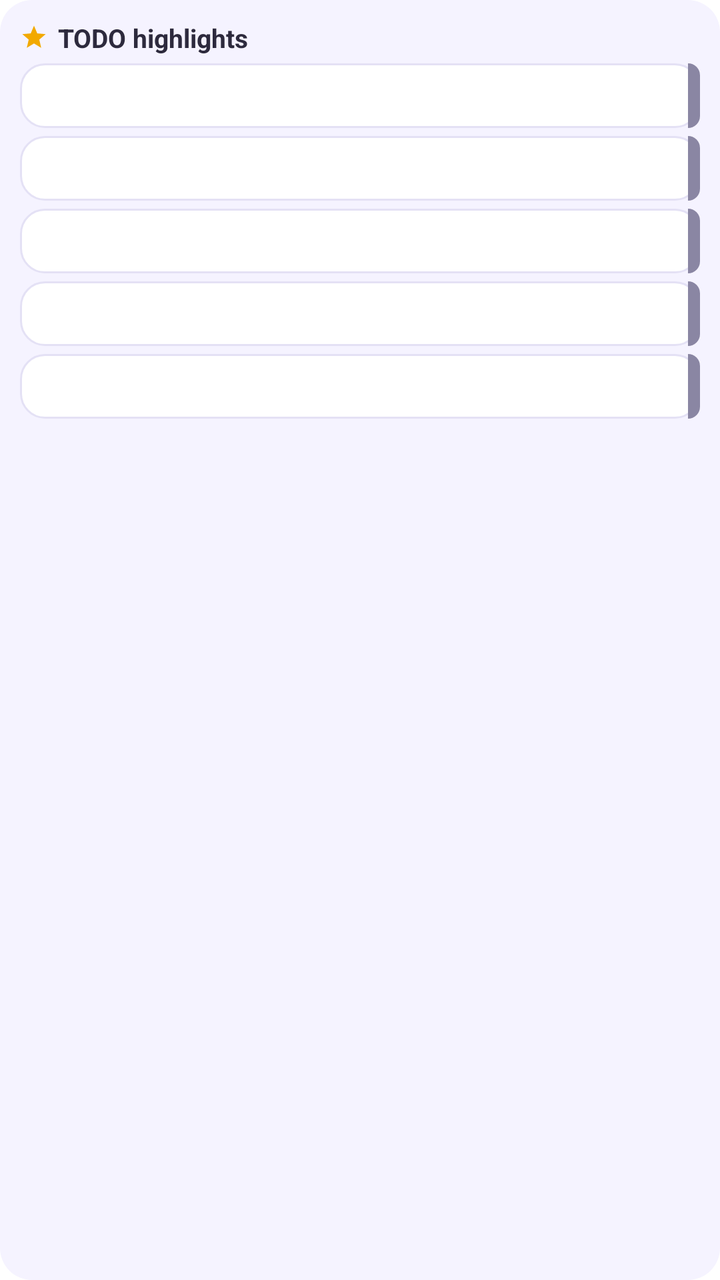
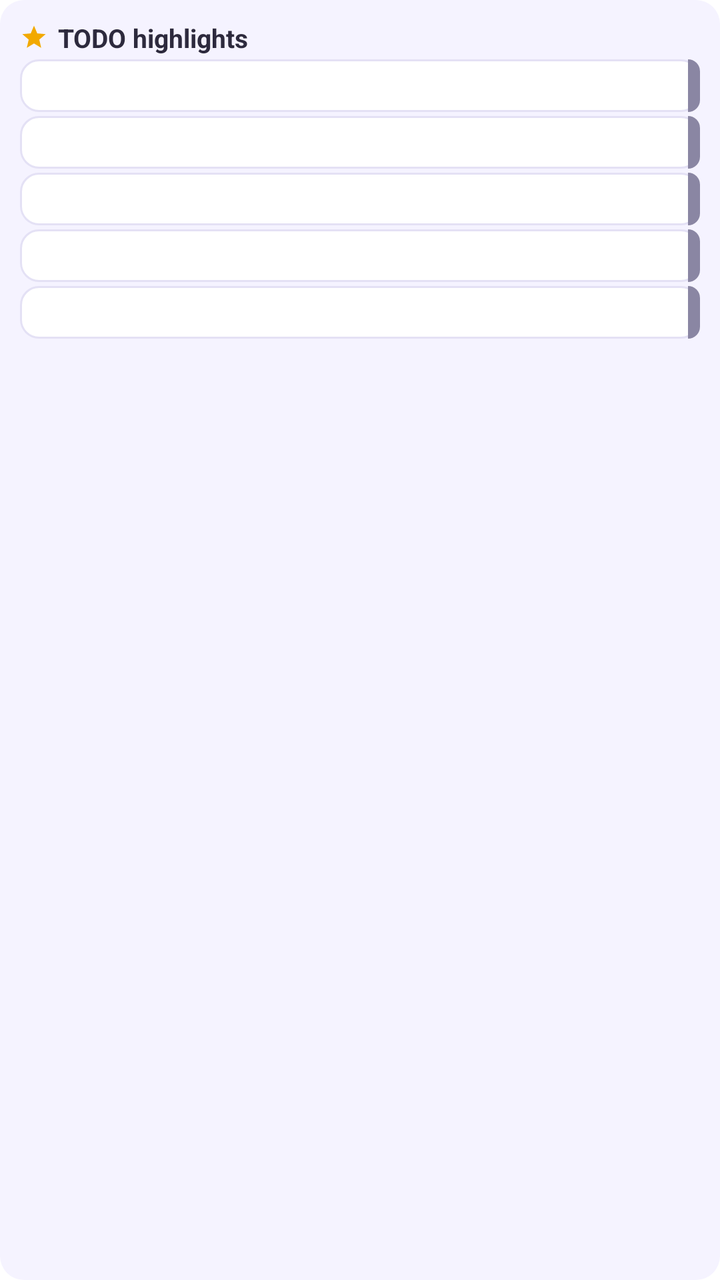

An Android layout rendered at two revisions. The XML below is the earlier revision; the diff shows what the commit changed to produce the second picture.
<!-- AndroidManifest.xml: fallback theme Theme.MaterialComponents.DayNight.NoActionBar -->
<!-- res/layout/todo_widget.xml -->
<?xml version="1.0" encoding="utf-8"?>
<LinearLayout xmlns:android="http://schemas.android.com/apk/res/android"
    android:id="@+id/widget_root"
    android:layout_width="match_parent"
    android:layout_height="match_parent"
    android:orientation="vertical"
    android:padding="10dp"
    android:background="@drawable/todo_widget_bg">

    <LinearLayout
        android:layout_width="match_parent"
        android:layout_height="wrap_content"
        android:orientation="horizontal"
        android:gravity="center_vertical">

        <ImageView
            android:layout_width="14dp"
            android:layout_height="14dp"
            android:src="@drawable/todo_widget_star"
            android:contentDescription="@null" />

        <TextView
            android:id="@+id/widget_title"
            android:layout_width="wrap_content"
            android:layout_height="wrap_content"
            android:layout_marginStart="5dp"
            android:text="@string/todo_widget_title"
            android:textColor="#2D2A3D"
            android:textSize="13sp"
            android:textStyle="bold" />
    </LinearLayout>

    
    <FrameLayout android:id="@+id/rowwrap0" style="@style/TodoWidgetRowWrap">
        <TextView android:id="@+id/row0" style="@style/TodoWidgetRowText" />
        <ImageView android:id="@+id/stripe0" style="@style/TodoWidgetStripe" android:contentDescription="@null" />
    </FrameLayout>
    <FrameLayout android:id="@+id/rowwrap1" style="@style/TodoWidgetRowWrap">
        <TextView android:id="@+id/row1" style="@style/TodoWidgetRowText" />
        <ImageView android:id="@+id/stripe1" style="@style/TodoWidgetStripe" android:contentDescription="@null" />
    </FrameLayout>
    <FrameLayout android:id="@+id/rowwrap2" style="@style/TodoWidgetRowWrap">
        <TextView android:id="@+id/row2" style="@style/TodoWidgetRowText" />
        <ImageView android:id="@+id/stripe2" style="@style/TodoWidgetStripe" android:contentDescription="@null" />
    </FrameLayout>
    <FrameLayout android:id="@+id/rowwrap3" style="@style/TodoWidgetRowWrap">
        <TextView android:id="@+id/row3" style="@style/TodoWidgetRowText" />
        <ImageView android:id="@+id/stripe3" style="@style/TodoWidgetStripe" android:contentDescription="@null" />
    </FrameLayout>
    <FrameLayout android:id="@+id/rowwrap4" style="@style/TodoWidgetRowWrap">
        <TextView android:id="@+id/row4" style="@style/TodoWidgetRowText" />
        <ImageView android:id="@+id/stripe4" style="@style/TodoWidgetStripe" android:contentDescription="@null" />
    </FrameLayout>

    <TextView
        android:id="@+id/widget_empty"
        android:layout_width="match_parent"
        android:layout_height="wrap_content"
        android:layout_marginTop="4dp"
        android:text="@string/todo_widget_empty"
        android:textColor="#8A86A3"
        android:textSize="12sp"
        android:visibility="gone" />
</LinearLayout>
<!-- resources referenced by this layout -->
<resources>
  <!-- drawable todo_widget_bg (drawable) -->
  <?xml version="1.0" encoding="utf-8"?>
  <shape xmlns:android="http://schemas.android.com/apk/res/android"
      android:shape="rectangle">
      <solid android:color="#F5F3FF" />
      <corners android:radius="16dp" />
  </shape>
  <!-- drawable todo_widget_star (drawable) -->
  <?xml version="1.0" encoding="utf-8"?>
  <vector xmlns:android="http://schemas.android.com/apk/res/android"
      android:width="14dp"
      android:height="14dp"
      android:viewportWidth="24"
      android:viewportHeight="24"
      android:tint="#F2A900">
      <path
          android:fillColor="#FF000000"
          android:pathData="M12,17.27L18.18,21l-1.64,-7.03L22,9.24l-7.19,-0.61L12,2 9.19,8.63 2,9.24l5.46,4.73L5.82,21z" />
  </vector>
  <string name="todo_widget_empty">No tasks highlighted</string>
  <string name="todo_widget_title">TODO highlights</string>
  <style name="TodoWidgetRowText">
          <item name="android:layout_width">match_parent</item>
          <item name="android:layout_height">wrap_content</item>
          <item name="android:background">@drawable/todo_widget_row_bg</item>
          <item name="android:paddingStart">10dp</item>
          <item name="android:paddingEnd">16dp</item>
          <item name="android:paddingTop">8dp</item>
          <item name="android:paddingBottom">8dp</item>
          <item name="android:maxLines">1</item>
          <item name="android:ellipsize">end</item>
          <item name="android:textColor">#2D2A3D</item>
          <item name="android:textSize">12sp</item>
      </style>
  <style name="TodoWidgetRowWrap">
          <item name="android:layout_width">match_parent</item>
          <item name="android:layout_height">wrap_content</item>
          <item name="android:layout_marginTop">4dp</item>
      </style>
  <style name="TodoWidgetStripe">
          <item name="android:layout_width">6dp</item>
          <item name="android:layout_height">match_parent</item>
          <item name="android:layout_gravity">right</item>
          <item name="android:background">@drawable/todo_widget_stripe</item>
      </style>
  <!-- drawable todo_widget_row_bg (drawable) -->
  <?xml version="1.0" encoding="utf-8"?>
  <shape xmlns:android="http://schemas.android.com/apk/res/android"
      android:shape="rectangle">
      <solid android:color="#FFFFFF" />
      <corners android:radius="12dp" />
      <stroke android:width="1dp" android:color="#E4E1F5" />
  </shape>
  <!-- drawable todo_widget_stripe (drawable) -->
  <?xml version="1.0" encoding="utf-8"?>
  <shape xmlns:android="http://schemas.android.com/apk/res/android"
      android:shape="rectangle">
      <solid android:color="#8A86A3" />
      <corners
          android:topRightRadius="12dp"
          android:bottomRightRadius="12dp" />
  </shape>
</resources>

<!-- the commit's change to res/layout/todo_widget.xml (unified diff, before → after) -->
@@ -33,23 +33,23 @@
     
     <FrameLayout android:id="@+id/rowwrap0" style="@style/TodoWidgetRowWrap">
         <TextView android:id="@+id/row0" style="@style/TodoWidgetRowText" />
-        <ImageView android:id="@+id/stripe0" style="@style/TodoWidgetStripe" android:contentDescription="@null" />
+        <ImageView android:id="@+id/stripe0" style="@style/TodoWidgetStripe" android:src="@drawable/todo_widget_stripe" android:scaleType="fitXY" android:contentDescription="@null" />
     </FrameLayout>
     <FrameLayout android:id="@+id/rowwrap1" style="@style/TodoWidgetRowWrap">
         <TextView android:id="@+id/row1" style="@style/TodoWidgetRowText" />
-        <ImageView android:id="@+id/stripe1" style="@style/TodoWidgetStripe" android:contentDescription="@null" />
+        <ImageView android:id="@+id/stripe1" style="@style/TodoWidgetStripe" android:src="@drawable/todo_widget_stripe" android:scaleType="fitXY" android:contentDescription="@null" />
     </FrameLayout>
     <FrameLayout android:id="@+id/rowwrap2" style="@style/TodoWidgetRowWrap">
         <TextView android:id="@+id/row2" style="@style/TodoWidgetRowText" />
-        <ImageView android:id="@+id/stripe2" style="@style/TodoWidgetStripe" android:contentDescription="@null" />
+        <ImageView android:id="@+id/stripe2" style="@style/TodoWidgetStripe" android:src="@drawable/todo_widget_stripe" android:scaleType="fitXY" android:contentDescription="@null" />
     </FrameLayout>
     <FrameLayout android:id="@+id/rowwrap3" style="@style/TodoWidgetRowWrap">
         <TextView android:id="@+id/row3" style="@style/TodoWidgetRowText" />
-        <ImageView android:id="@+id/stripe3" style="@style/TodoWidgetStripe" android:contentDescription="@null" />
+        <ImageView android:id="@+id/stripe3" style="@style/TodoWidgetStripe" android:src="@drawable/todo_widget_stripe" android:scaleType="fitXY" android:contentDescription="@null" />
     </FrameLayout>
     <FrameLayout android:id="@+id/rowwrap4" style="@style/TodoWidgetRowWrap">
         <TextView android:id="@+id/row4" style="@style/TodoWidgetRowText" />
-        <ImageView android:id="@+id/stripe4" style="@style/TodoWidgetStripe" android:contentDescription="@null" />
+        <ImageView android:id="@+id/stripe4" style="@style/TodoWidgetStripe" android:src="@drawable/todo_widget_stripe" android:scaleType="fitXY" android:contentDescription="@null" />
     </FrameLayout>
 
     <TextView
<!-- resource entries referenced after the edit -->
@@ -5,7 +5,7 @@
   <shape xmlns:android="http://schemas.android.com/apk/res/android"
       android:shape="rectangle">
       <solid android:color="#F5F3FF" />
-      <corners android:radius="16dp" />
+      <corners android:radius="12dp" />
   </shape>
   <!-- drawable todo_widget_star (drawable) -->
   <?xml version="1.0" encoding="utf-8"?>
@@ -27,8 +27,8 @@
           <item name="android:background">@drawable/todo_widget_row_bg</item>
           <item name="android:paddingStart">10dp</item>
           <item name="android:paddingEnd">16dp</item>
-          <item name="android:paddingTop">8dp</item>
-          <item name="android:paddingBottom">8dp</item>
+          <item name="android:paddingTop">5dp</item>
+          <item name="android:paddingBottom">5dp</item>
           <item name="android:maxLines">1</item>
           <item name="android:ellipsize">end</item>
           <item name="android:textColor">#2D2A3D</item>
@@ -37,20 +37,19 @@
   <style name="TodoWidgetRowWrap">
           <item name="android:layout_width">match_parent</item>
           <item name="android:layout_height">wrap_content</item>
-          <item name="android:layout_marginTop">4dp</item>
+          <item name="android:layout_marginTop">2dp</item>
       </style>
   <style name="TodoWidgetStripe">
           <item name="android:layout_width">6dp</item>
           <item name="android:layout_height">match_parent</item>
           <item name="android:layout_gravity">right</item>
-          <item name="android:background">@drawable/todo_widget_stripe</item>
       </style>
   <!-- drawable todo_widget_row_bg (drawable) -->
   <?xml version="1.0" encoding="utf-8"?>
   <shape xmlns:android="http://schemas.android.com/apk/res/android"
       android:shape="rectangle">
       <solid android:color="#FFFFFF" />
-      <corners android:radius="12dp" />
+      <corners android:radius="9dp" />
       <stroke android:width="1dp" android:color="#E4E1F5" />
   </shape>
   <!-- drawable todo_widget_stripe (drawable) -->
@@ -59,8 +58,8 @@
       android:shape="rectangle">
       <solid android:color="#8A86A3" />
       <corners
-          android:topRightRadius="12dp"
-          android:bottomRightRadius="12dp" />
+          android:topRightRadius="9dp"
+          android:bottomRightRadius="9dp" />
   </shape>
 </resources>
 
